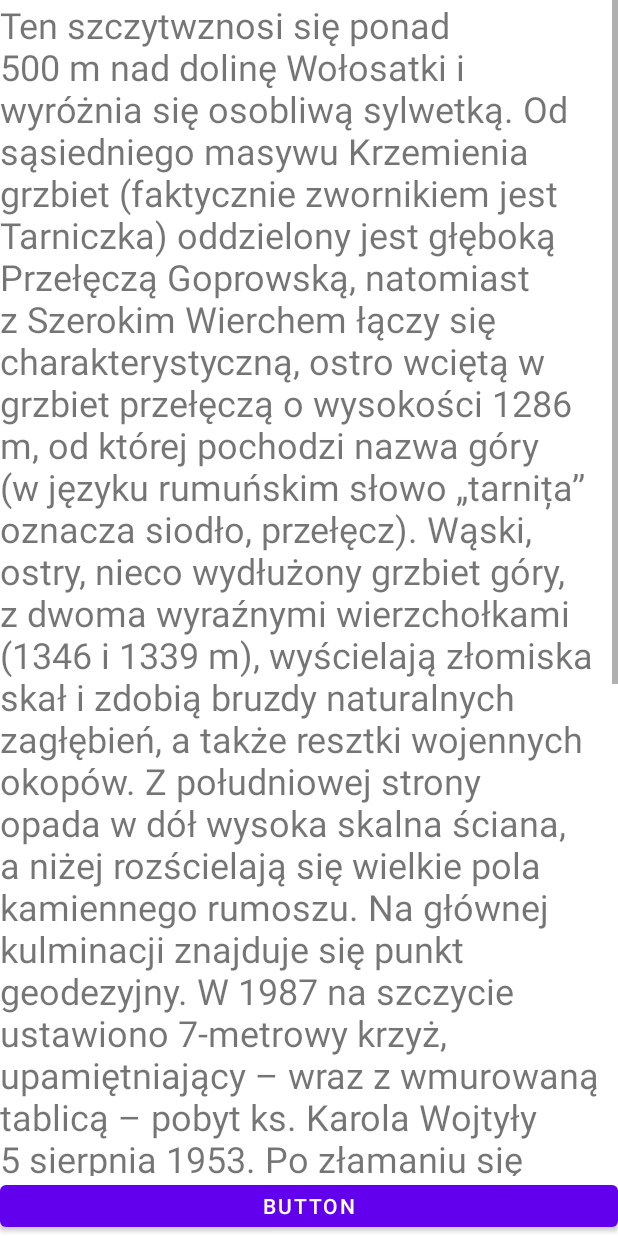
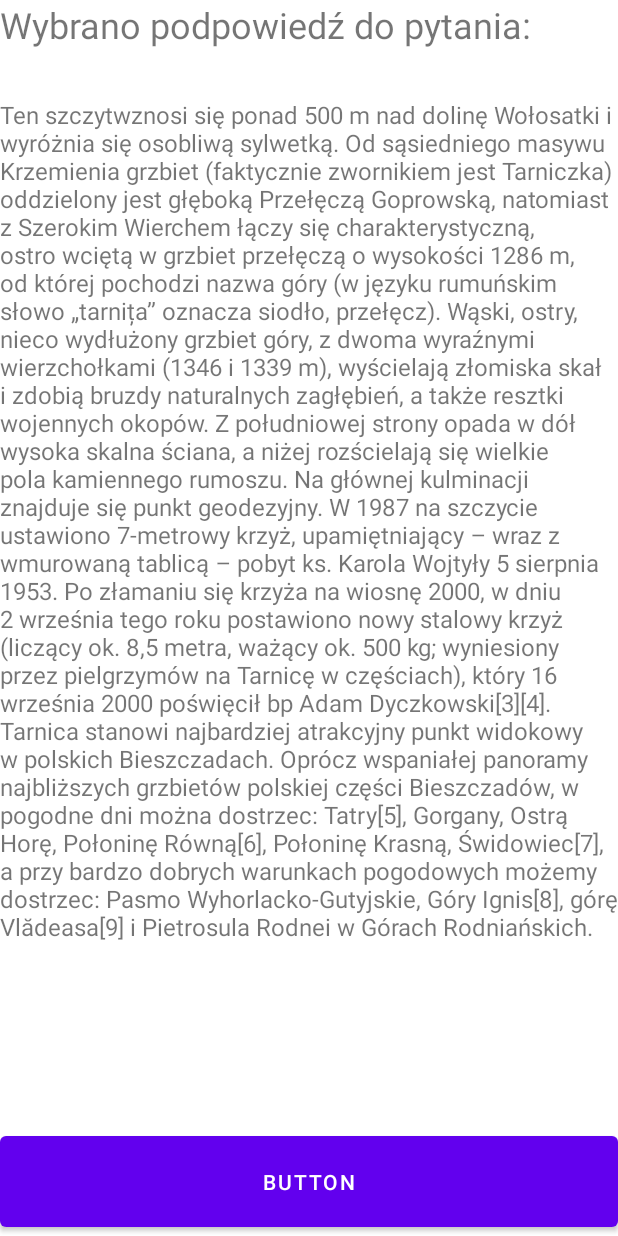
Before and after one commit to markup54/QuizGory3Pgr2, an Android app: the layout activity_podpowiedz.xml on its own in the app's theme, with its tools: preview values and no code run, on a phone screen of 412 x 824 dp. Run offline under Robolectric (Android 15) with nearby library versions, the phone set to English and light mode, and no system bars.

Commit message:
przekazywanie info przez intencje

```diff
--- a/app/src/main/res/layout/activity_podpowiedz.xml
+++ b/app/src/main/res/layout/activity_podpowiedz.xml
@@ -6,18 +6,28 @@
     android:layout_height="match_parent"
     tools:context=".PodpowiedzActivity"
     android:orientation="vertical">
-
+    <TextView
+        android:layout_width="wrap_content"
+        android:layout_height="wrap_content"
+        android:textSize="24sp"
+        android:text="Wybrano podpowiedź do pytania:"/>
+    <TextView
+        android:layout_width="wrap_content"
+        android:layout_height="wrap_content"
+        android:textSize="24sp"
+        android:textAlignment="center"
+        android:id="@+id/podpPytaniaTextView"/>
     <ScrollView
         android:layout_width="match_parent"
         android:layout_height="wrap_content"
         android:layout_weight="5">
 
         <TextView
-            android:id="@+id/textView"
+            android:id="@+id/podpowiedzTextView"
             android:layout_width="match_parent"
             android:layout_height="wrap_content"
             android:text="@string/opisScroll"
-            android:textSize="24sp" />
+            android:textSize="16sp" />
     </ScrollView>
 
     <Button
```
Also changed, not shown: app/src/main/java/com/example/myapplication/PodpowiedzActivity.java (+14 -1 lines).
